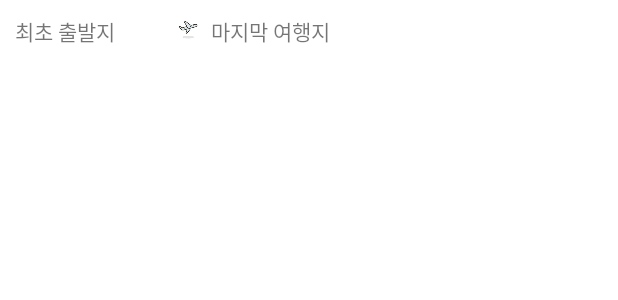
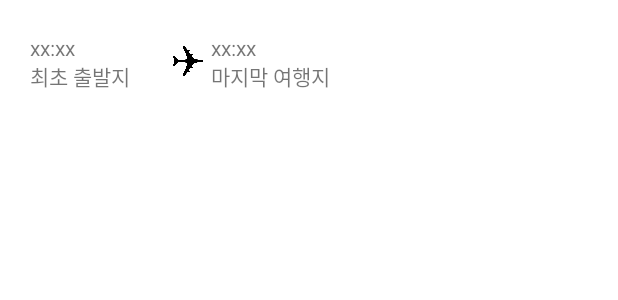
Before and after one commit to kkaa90/RouteTest, an Android app: the layout homefragment_route_rv_item.xml on its own in the app's theme, with its tools: preview values and no code run, on a phone screen of 412 x 824 dp. Shown: the top 300 px of the screen. Run offline under Robolectric (Android 15) with nearby library versions, the phone set to English and light mode, and no system bars.

Commit message:
TripAlarmComponent수정

```diff
--- a/app/src/main/java/com/e/routetest/HomeFragment.java
+++ b/app/src/main/java/com/e/routetest/HomeFragment.java
@@ -1,5 +1,6 @@
 package com.e.routetest;
 
+import static com.e.routetest.LoginActivity.userId;
 import android.content.Context;
 import android.content.Intent;
 import android.os.Bundle;
@@ -16,6 +17,7 @@ import android.view.ViewGroup;
 import android.widget.Button;
 import android.widget.ImageView;
 import android.widget.LinearLayout;
+import android.widget.TextView;
 
 import com.google.gson.Gson;
 import com.google.gson.JsonArray;
@@ -120,6 +122,8 @@ public class HomeFragment extends Fragment {
 
         //마이메뉴
         LinearLayout myMenuButton = (LinearLayout) view.findViewById(R.id.myMenu);
+        TextView userNameTV = (TextView)view.findViewById(R.id.userName);
+        userNameTV.setText(userId);
         myMenuButton.setOnClickListener(new View.OnClickListener() {
             @Override
             public void onClick(View view) {
--- a/app/src/main/java/com/e/routetest/LoginActivity.java
+++ b/app/src/main/java/com/e/routetest/LoginActivity.java
@@ -43,6 +43,7 @@ public class LoginActivity extends AppCompatActivity {
                         String s = signIn(userId,pEditText.getText().toString());
                         if(s.equals("true")){
                             Intent intent = new Intent(getApplicationContext(),MainActivity.class);
+                            intent.putExtra("USER_ID",userId);
                             startActivity(intent);
                             finish();
                         }
--- a/app/src/main/java/com/e/routetest/TripAlarmListAdapter.java
+++ b/app/src/main/java/com/e/routetest/TripAlarmListAdapter.java
@@ -6,6 +6,7 @@ import android.content.Context;
 import android.content.DialogInterface;
 import android.content.Intent;
 import android.graphics.Color;
+import android.text.TextUtils;
 import android.util.Log;
 import android.util.SparseBooleanArray;
 import android.view.LayoutInflater;
@@ -132,6 +133,9 @@ public class TripAlarmListAdapter extends RecyclerView.Adapter<TripAlarmListAdap
             }
             //장소이름
             placeName.setText(tripAlarm_rv_item_info.getPlaceName());
+            placeName.setSingleLine(true);
+            placeName.setEllipsize(TextUtils.TruncateAt.MARQUEE);
+            placeName.setSelected(true);
             //온도
             String temperature = tripAlarm_rv_item_info.getPlaceTmp();
             temperature = temperature.equals("null")?"-":temperature+"°C";
@@ -256,6 +260,8 @@ public class TripAlarmListAdapter extends RecyclerView.Adapter<TripAlarmListAdap
                     builder.setNegativeButton("아니오",null);
                     AlertDialog dialog = builder.create();
                     dialog.show();
+                    dialog.getButton(AlertDialog.BUTTON_POSITIVE).setTextColor(Color.BLACK);
+                    dialog.getButton(AlertDialog.BUTTON_NEGATIVE).setTextColor(Color.BLACK);
                     break;
                 /*
                 case R.id.trip_alarm_rv_item_visitButton:
--- a/app/src/main/res/layout/fragment_home.xml
+++ b/app/src/main/res/layout/fragment_home.xml
@@ -24,7 +24,7 @@
         <TextView
             android:id="@+id/userName"
             android:textSize="18dp"
-            android:text="aaa"
+            android:text="userName"
             android:layout_width="wrap_content"
             android:layout_height="wrap_content"
             android:layout_gravity="center_vertical"/>
--- a/app/src/main/res/layout/homefragment_route_rv_item.xml
+++ b/app/src/main/res/layout/homefragment_route_rv_item.xml
@@ -6,6 +6,8 @@
     xmlns:app="http://schemas.android.com/apk/res-auto"
     android:padding="10dp">
 
+
+
     <LinearLayout
         android:id="@+id/home_route_rv_showRouteBoard"
         android:layout_width="wrap_content"
@@ -13,25 +15,53 @@
         android:orientation="horizontal"
         app:layout_constraintLeft_toLeftOf="parent"
         app:layout_constraintRight_toRightOf="parent"
-        app:layout_constraintTop_toTopOf="parent">
+        app:layout_constraintBottom_toBottomOf="parent">
 
-        <TextView
-            android:id="@+id/home_route_rv_start"
-            android:layout_width="100dp"
-            android:layout_height="30dp"
-            android:text="최초 출발지"/>
+        <LinearLayout
+            android:layout_width="wrap_content"
+            android:layout_height="wrap_content"
+            android:orientation="vertical">
+            <TextView
+                android:id="@+id/home_route_rv_startTime"
+                android:layout_width="wrap_content"
+                android:layout_height="18dp"
+                android:text="xx:xx"/>
+            <TextView
+                android:id="@+id/home_route_rv_start"
+                android:layout_width="90dp"
+                android:layout_height="20dp"
+                android:text="최초 출발지"
+                android:singleLine="true"
+                android:ellipsize="marquee"/>
+        </LinearLayout>
 
         <ImageView
             android:layout_width="20dp"
             android:layout_height="20dp"
             android:layout_marginHorizontal="5dp"
-            android:src="@drawable/plane" />
+            android:src="@drawable/plane_black"
+            android:layout_gravity="center"/>
 
-        <TextView
-            android:id="@+id/home_route_rv_goal"
-            android:layout_width="100dp"
-            android:layout_height="30dp"
-            android:text="마지막 여행지"/>
+        <LinearLayout
+            android:layout_width="wrap_content"
+            android:layout_height="wrap_content"
+            android:orientation="vertical">
+            <TextView
+                android:id="@+id/home_route_rv_goalTime"
+                android:layout_width="wrap_content"
+                android:layout_height="18dp"
+                android:text="xx:xx"/>
+            <TextView
+                android:id="@+id/home_route_rv_goal"
+                android:layout_width="90dp"
+                android:layout_height="20dp"
+                android:text="마지막 여행지"
+                android:singleLine="true"
+                android:ellipsize="marquee"/>
+        </LinearLayout>
+
+
     </LinearLayout>
 
+
 </androidx.constraintlayout.widget.ConstraintLayout>
--- a/app/src/main/res/layout/trip_alarm_rv_item.xml
+++ b/app/src/main/res/layout/trip_alarm_rv_item.xml
@@ -44,6 +44,8 @@
                 android:layout_margin="5dp"
                 android:textStyle="bold"
                 android:textSize="30dp"
+                android:singleLine="true"
+                android:ellipsize="marquee"
 
                 app:layout_constraintTop_toTopOf="parent"
                 app:layout_constraintLeft_toLeftOf="parent" />
```
Also changed, not shown: app/src/main/java/com/e/routetest/HomeFragmentSpAdapter.java (+19 -0 lines), app/src/main/java/com/e/routetest/TripAlarmComponent.java (+4 -3 lines), app/src/main/res/drawable-v24/barcode.png (added), app/src/main/res/drawable-v24/plane_black.png (added).
